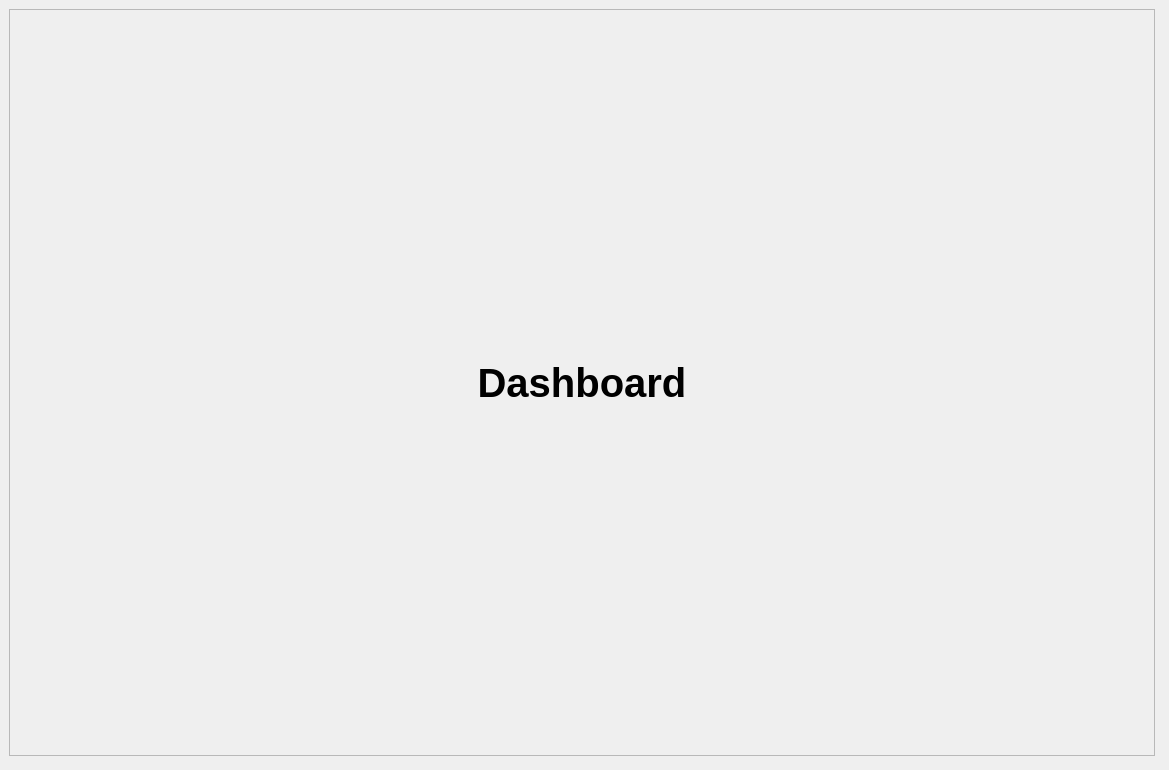
Qt form gui/uis/pages/main_pages.ui (kusiLaw/laky-phone-POS) before a commit.
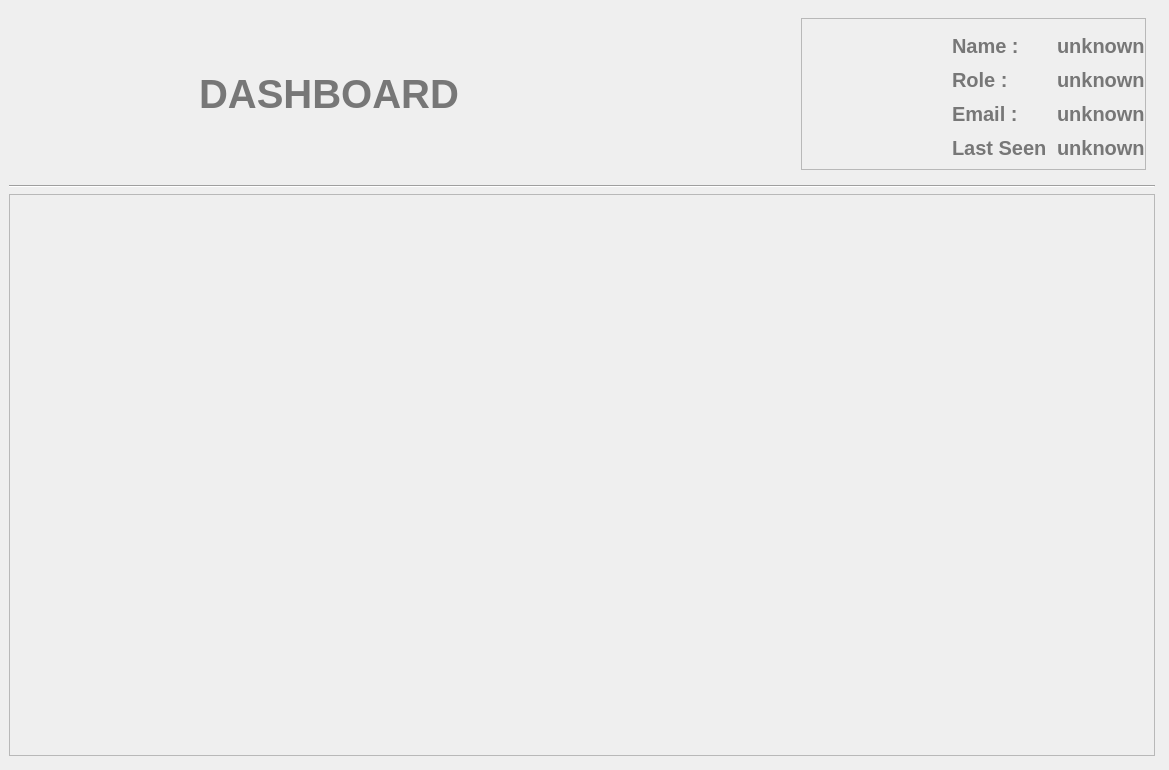
The same form after that commit. The open tabs and pages were chosen to show the change.

```diff
--- a/gui/uis/pages/main_pages.ui
+++ b/gui/uis/pages/main_pages.ui
@@ -586,34 +586,267 @@
       <layout class="QVBoxLayout" name="verticalLayout_31">
        <item>
         <widget class="QFrame" name="frame">
+         <property name="maximumSize">
+          <size>
+           <width>16777215</width>
+           <height>170</height>
+          </size>
+         </property>
+         <property name="styleSheet">
+          <string notr="true"/>
+         </property>
          <property name="frameShape">
-          <enum>QFrame::StyledPanel</enum>
+          <enum>QFrame::NoFrame</enum>
          </property>
          <property name="frameShadow">
           <enum>QFrame::Raised</enum>
          </property>
-         <layout class="QVBoxLayout" name="verticalLayout_30">
+         <layout class="QHBoxLayout" name="horizontalLayout_10">
           <item>
-           <widget class="QLabel" name="label">
-            <property name="styleSheet">
-             <string notr="true">
+           <widget class="QFrame" name="frame_55">
+            <property name="minimumSize">
+             <size>
+              <width>300</width>
+              <height>0</height>
+             </size>
+            </property>
+            <property name="frameShape">
+             <enum>QFrame::NoFrame</enum>
+            </property>
+            <property name="frameShadow">
+             <enum>QFrame::Raised</enum>
+            </property>
+            <layout class="QVBoxLayout" name="verticalLayout_30">
+             <property name="spacing">
+              <number>0</number>
+             </property>
+             <property name="leftMargin">
+              <number>0</number>
+             </property>
+             <property name="topMargin">
+              <number>0</number>
+             </property>
+             <property name="rightMargin">
+              <number>0</number>
+             </property>
+             <property name="bottomMargin">
+              <number>0</number>
+             </property>
+             <item>
+              <widget class="QLabel" name="label">
+               <property name="styleSheet">
+                <string notr="true">color:#777;
 font-size: 40px;
 text-transform: uppercase;
 font-weight: 700;
 text-align: center;
 text-shadow: 0 15px 40px rgba(0,0,0, 0.6);</string>
+               </property>
+               <property name="text">
+                <string>DASHBOARD</string>
+               </property>
+               <property name="alignment">
+                <set>Qt::AlignCenter</set>
+               </property>
+              </widget>
+             </item>
+            </layout>
+           </widget>
+          </item>
+          <item>
+           <widget class="QFrame" name="frame_60">
+            <property name="minimumSize">
+             <size>
+              <width>0</width>
+              <height>0</height>
+             </size>
             </property>
-            <property name="text">
-             <string>Dashboard</string>
+            <property name="maximumSize">
+             <size>
+              <width>500</width>
+              <height>16777215</height>
+             </size>
             </property>
-            <property name="alignment">
-             <set>Qt::AlignCenter</set>
+            <property name="styleSheet">
+             <string notr="true"/>
             </property>
+            <property name="frameShape">
+             <enum>QFrame::NoFrame</enum>
+            </property>
+            <property name="frameShadow">
+             <enum>QFrame::Raised</enum>
+            </property>
+            <layout class="QHBoxLayout" name="horizontalLayout_15">
+             <property name="spacing">
+              <number>0</number>
+             </property>
+             <property name="leftMargin">
+              <number>0</number>
+             </property>
+             <property name="topMargin">
+              <number>0</number>
+             </property>
+             <property name="rightMargin">
+              <number>0</number>
+             </property>
+             <property name="bottomMargin">
+              <number>0</number>
+             </property>
+             <item>
+              <spacer name="horizontalSpacer">
+               <property name="orientation">
+                <enum>Qt::Horizontal</enum>
+               </property>
+               <property name="sizeHint" stdset="0">
+                <size>
+                 <width>426</width>
+                 <height>20</height>
+                </size>
+               </property>
+              </spacer>
+             </item>
+             <item>
+              <widget class="QFrame" name="frame_54">
+               <property name="maximumSize">
+                <size>
+                 <width>500</width>
+                 <height>16777215</height>
+                </size>
+               </property>
+               <property name="styleSheet">
+                <string notr="true">font-size: 20px;
+color:#777;
+
+font-weight: 700;</string>
+               </property>
+               <property name="frameShape">
+                <enum>QFrame::StyledPanel</enum>
+               </property>
+               <property name="frameShadow">
+                <enum>QFrame::Raised</enum>
+               </property>
+               <layout class="QFormLayout" name="formLayout_3">
+                <property name="horizontalSpacing">
+                 <number>10</number>
+                </property>
+                <property name="verticalSpacing">
+                 <number>10</number>
+                </property>
+                <property name="leftMargin">
+                 <number>150</number>
+                </property>
+                <property name="topMargin">
+                 <number>15</number>
+                </property>
+                <property name="rightMargin">
+                 <number>0</number>
+                </property>
+                <item row="0" column="0">
+                 <widget class="QLabel" name="label_44">
+                  <property name="text">
+                   <string>Name :</string>
+                  </property>
+                 </widget>
+                </item>
+                <item row="0" column="1">
+                 <widget class="QLabel" name="dash_user_name">
+                  <property name="styleSheet">
+                   <string notr="true">text-style: italic</string>
+                  </property>
+                  <property name="text">
+                   <string>unknown</string>
+                  </property>
+                  <property name="wordWrap">
+                   <bool>true</bool>
+                  </property>
+                 </widget>
+                </item>
+                <item row="1" column="0">
+                 <widget class="QLabel" name="label_45">
+                  <property name="text">
+                   <string>Role :</string>
+                  </property>
+                 </widget>
+                </item>
+                <item row="1" column="1">
+                 <widget class="QLabel" name="dash_role">
+                  <property name="text">
+                   <string>unknown</string>
+                  </property>
+                  <property name="wordWrap">
+                   <bool>true</bool>
+                  </property>
+                 </widget>
+                </item>
+                <item row="2" column="0">
+                 <widget class="QLabel" name="label_50">
+                  <property name="text">
+                   <string>Email :</string>
+                  </property>
+                 </widget>
+                </item>
+                <item row="2" column="1">
+                 <widget class="QLabel" name="dash_email">
+                  <property name="text">
+                   <string>unknown</string>
+                  </property>
+                  <property name="wordWrap">
+                   <bool>true</bool>
+                  </property>
+                 </widget>
+                </item>
+                <item row="3" column="0">
+                 <widget class="QLabel" name="label_64">
+                  <property name="text">
+                   <string>Last Seen</string>
+                  </property>
+                 </widget>
+                </item>
+                <item row="3" column="1">
+                 <widget class="QLabel" name="dash_last_seen">
+                  <property name="text">
+                   <string>unknown</string>
+                  </property>
+                  <property name="wordWrap">
+                   <bool>true</bool>
+                  </property>
+                 </widget>
+                </item>
+               </layout>
+              </widget>
+             </item>
+            </layout>
            </widget>
           </item>
          </layout>
         </widget>
        </item>
+       <item>
+        <widget class="Line" name="line_2">
+         <property name="orientation">
+          <enum>Qt::Horizontal</enum>
+         </property>
+        </widget>
+       </item>
+       <item>
+        <widget class="QFrame" name="frame_24">
+         <property name="maximumSize">
+          <size>
+           <width>16777215</width>
+           <height>16777215</height>
+          </size>
+         </property>
+         <property name="styleSheet">
+          <string notr="true">/**background:yellow**/</string>
+         </property>
+         <property name="frameShape">
+          <enum>QFrame::StyledPanel</enum>
+         </property>
+         <property name="frameShadow">
+          <enum>QFrame::Raised</enum>
+         </property>
+        </widget>
+       </item>
       </layout>
      </widget>
      <widget class="QWidget" name="phone_page">
```
Left out of the diff: 163 changed lines with no effect on the pictures.
